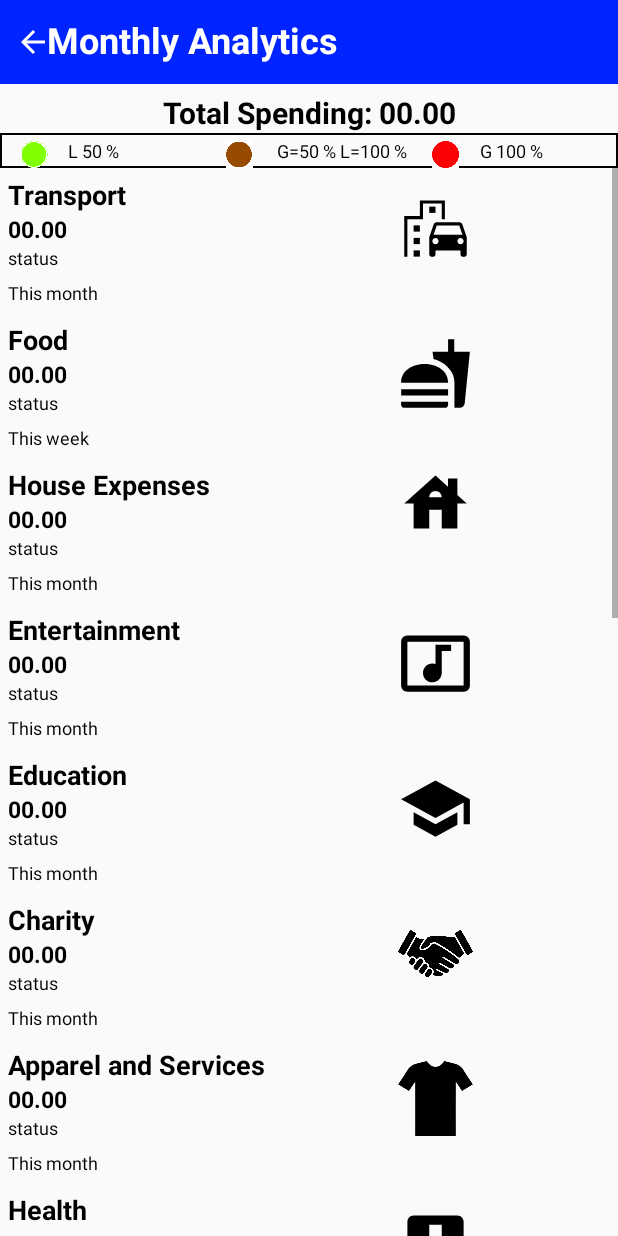
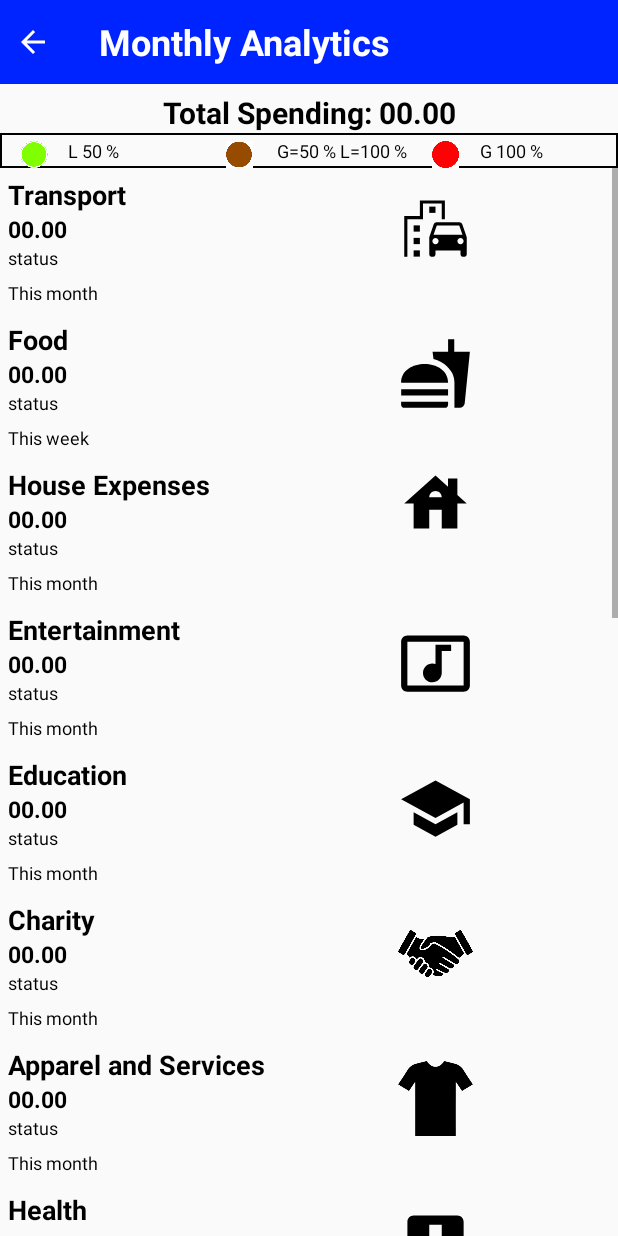
Before and after one commit to GovindSingh9447/Expense_Trackers, an Android app: the layout activity_monthly_analytics.xml on its own in the app's theme, with its tools: preview values and no code run, on a phone screen of 412 x 824 dp. Run offline under Robolectric (Android 15) with nearby library versions, the phone set to English and light mode, and no system bars; plain views replace AnyChartView; Roboto replaces fonts that are not available here.

Commit message:
Improved Layout

```diff
--- a/app/src/main/res/layout/activity_monthly_analytics.xml
+++ b/app/src/main/res/layout/activity_monthly_analytics.xml
@@ -23,26 +23,27 @@
                 android:id="@+id/backbtn"
                 android:layout_width="wrap_content"
                 android:layout_height="wrap_content"
-                android:src="@drawable/ic_back"
                 android:layout_centerVertical="true"
                 android:layout_marginStart="10dp"
-                android:background="@android:color/transparent"/>
+                android:background="@android:color/transparent"
+                android:src="@drawable/ic_back" />
 
             <TextView
                 android:id="@+id/title"
                 android:layout_width="wrap_content"
                 android:layout_height="wrap_content"
                 android:layout_alignParentTop="true"
-                android:layout_alignParentEnd="true"
-                android:layout_marginTop="10dp"
+                android:layout_marginStart="32dp"
                 android:layout_marginLeft="140dp"
-                android:textSize="24dp"
-                android:layout_marginEnd="186dp"
+                android:layout_marginTop="11dp"
+                android:layout_toEndOf="@+id/backbtn"
                 android:text="Monthly Analytics"
                 android:textColor="#fff"
+                android:textSize="24dp"
                 android:textStyle="bold" />
 
         </RelativeLayout>
+
         <TextView
             android:id="@+id/totalBudgetAmountTextView"
             android:layout_width="match_parent"
```
